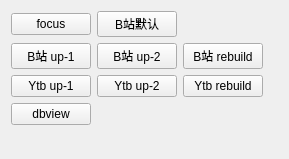
This is UI/entryForm.ui in TLITRIA/VideoWatcher as Qt 5 draws it before an edit. The edited form follows.
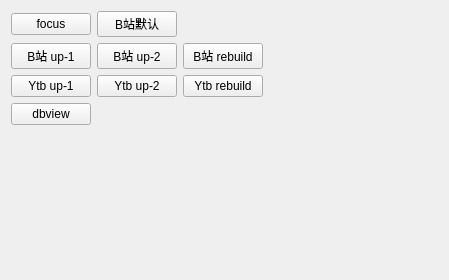
This is the edited form.

Patch:
```diff
--- a/UI/entryForm.ui
+++ b/UI/entryForm.ui
@@ -6,8 +6,8 @@
    <rect>
     <x>0</x>
     <y>0</y>
-    <width>289</width>
-    <height>159</height>
+    <width>449</width>
+    <height>280</height>
    </rect>
   </property>
   <property name="windowTitle">
```
Left out of the diff: 81 changed lines with no effect on the pictures.
